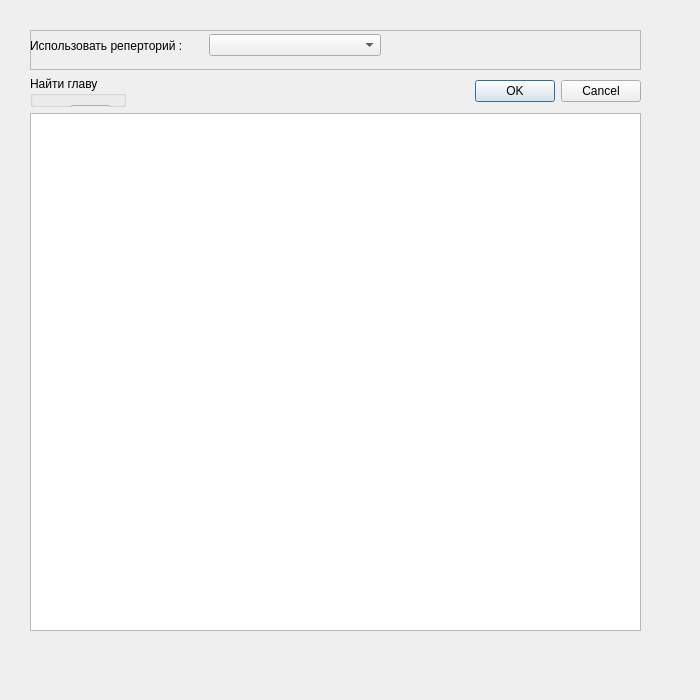
The window that windowchapters.ui (iliner23/openRadar) describes before a commit, drawn with Qt 5.
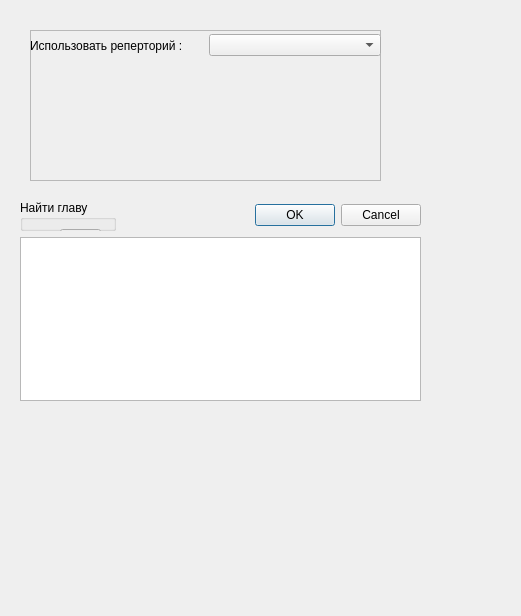
The same window after the commit.

Commit message: Have been add search of chapters, inactive and active OK button when chapter was activated

The edit to the form file:
```diff
--- a/windowchapters.ui
+++ b/windowchapters.ui
@@ -6,8 +6,8 @@
    <rect>
     <x>0</x>
     <y>0</y>
-    <width>700</width>
-    <height>700</height>
+    <width>521</width>
+    <height>616</height>
    </rect>
   </property>
   <property name="windowTitle">
@@ -21,8 +21,8 @@
     <rect>
      <x>20</x>
      <y>20</y>
-     <width>631</width>
-     <height>621</height>
+     <width>371</width>
+     <height>171</height>
     </rect>
    </property>
    <layout class="QVBoxLayout" name="verticalLayout">
@@ -76,6 +76,18 @@
       </widget>
      </widget>
     </item>
+   </layout>
+  </widget>
+  <widget class="QWidget" name="verticalLayoutWidget_2">
+   <property name="geometry">
+    <rect>
+     <x>20</x>
+     <y>200</y>
+     <width>401</width>
+     <height>201</height>
+    </rect>
+   </property>
+   <layout class="QVBoxLayout" name="verticalLayout_2">
     <item>
      <layout class="QHBoxLayout" name="horizontalLayout">
       <item>
```
The commit also changes 2 other files.
